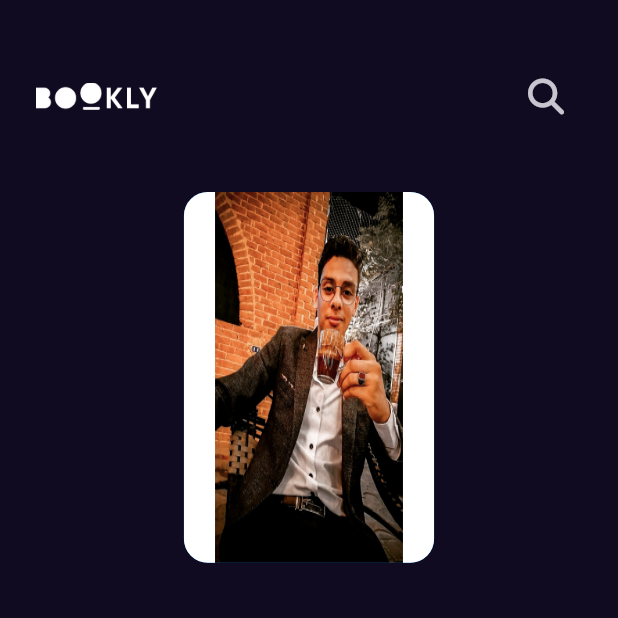
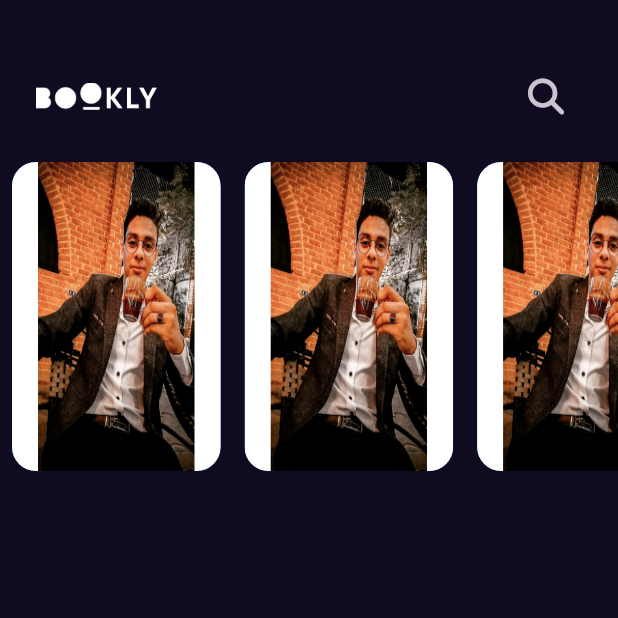
Before and after one commit to Islam3020/bookly_app, a Flutter app: the screen it shows after launch, on a phone screen of 412 x 824 dp, the top half of it. Run offline on Flutter 3.47's test engine with Material 3 defaults, Android fonts, the phone set to English and light mode, and no system bars; our stand-ins replace font_awesome_flutter, get.

Commit message:
add custom list view to home view

```diff
--- a/lib/features/home/presentation/views/widgets/custom_app_bar.dart
+++ b/lib/features/home/presentation/views/widgets/custom_app_bar.dart
@@ -8,7 +8,7 @@ class CustomAppBar extends StatelessWidget {
   @override
   Widget build(BuildContext context) {
     return Padding(
-      padding: const EdgeInsets.symmetric(horizontal: 24.0,vertical: 40),
+      padding: const EdgeInsets.only(left: 24.0,right: 24, top: 40, bottom: 20),
       child: Row(
         children: [
           Image.asset(AssetsData.logo,height: 18,),
--- a/lib/features/home/presentation/views/widgets/custom_list_view_item.dart
+++ b/lib/features/home/presentation/views/widgets/custom_list_view_item.dart
@@ -6,8 +6,7 @@ class CustomListViewItem extends StatelessWidget {
 
   @override
   Widget build(BuildContext context) {
-    return SizedBox( height: MediaQuery.of(context).size.height *.3,
-      child: AspectRatio(aspectRatio: 2.7/4,
+    return AspectRatio(aspectRatio: 2.7/4,
       child: Container(
         height: MediaQuery.of(context).size.height *.25,
       width: 100,
@@ -18,7 +17,6 @@ class CustomListViewItem extends StatelessWidget {
             image: AssetImage(AssetsData.testImage))
         ),
       ),
-      ),
     );
   }
 }
--- a/lib/features/home/presentation/views/widgets/home_view_body.dart
+++ b/lib/features/home/presentation/views/widgets/home_view_body.dart
@@ -10,8 +10,24 @@ class HomeViewBody extends StatelessWidget {
   Widget build(BuildContext context) {
     return const Column(
       children: [CustomAppBar(),
-      CustomListViewItem()
+      CustomListView()
       ],
     );
   }
 }
+class CustomListView extends StatelessWidget {
+  const CustomListView({super.key});
+
+  @override
+  Widget build(BuildContext context) {
+    return SizedBox(height: MediaQuery.of(context).size.height *.25,
+      child: ListView.builder(scrollDirection: Axis.horizontal,
+        itemBuilder: (context ,index){
+         return const Padding(
+           padding: EdgeInsets.symmetric(horizontal: 8.0),
+           child: CustomListViewItem(),
+         );
+      }),
+    );
+  }
+}
```
Lines whose indentation alone changed are shown as unchanged.
